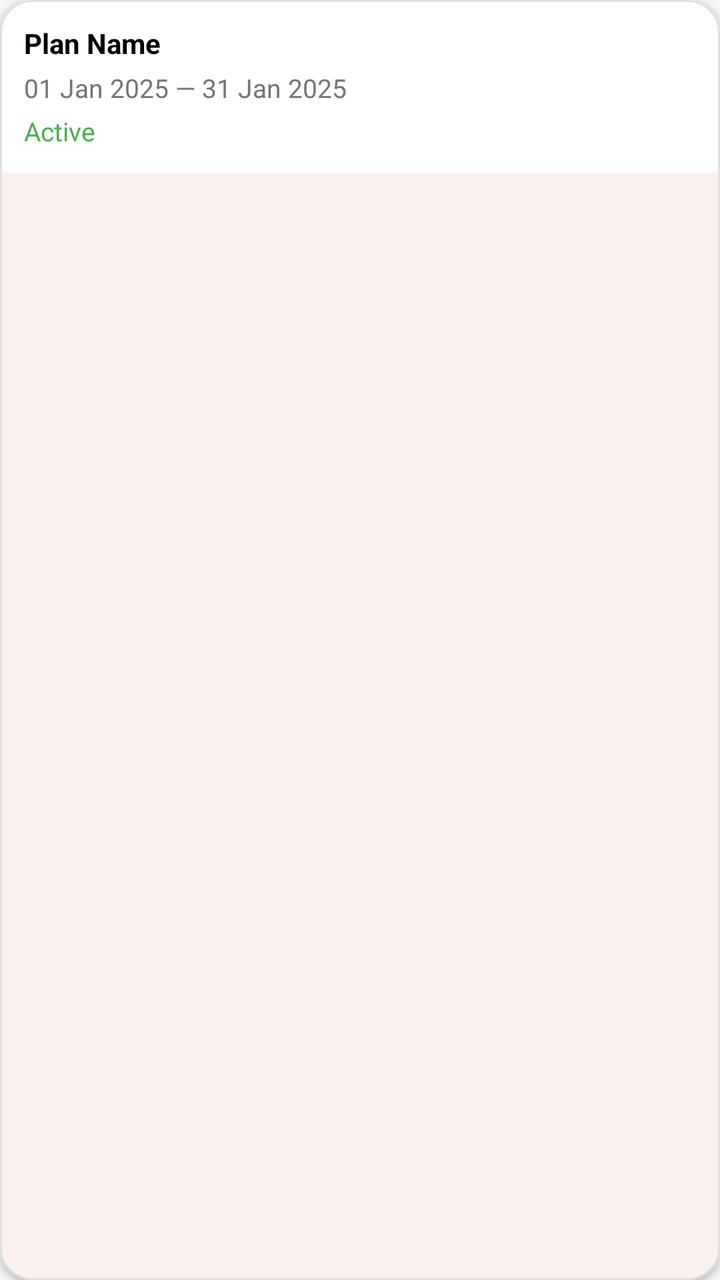
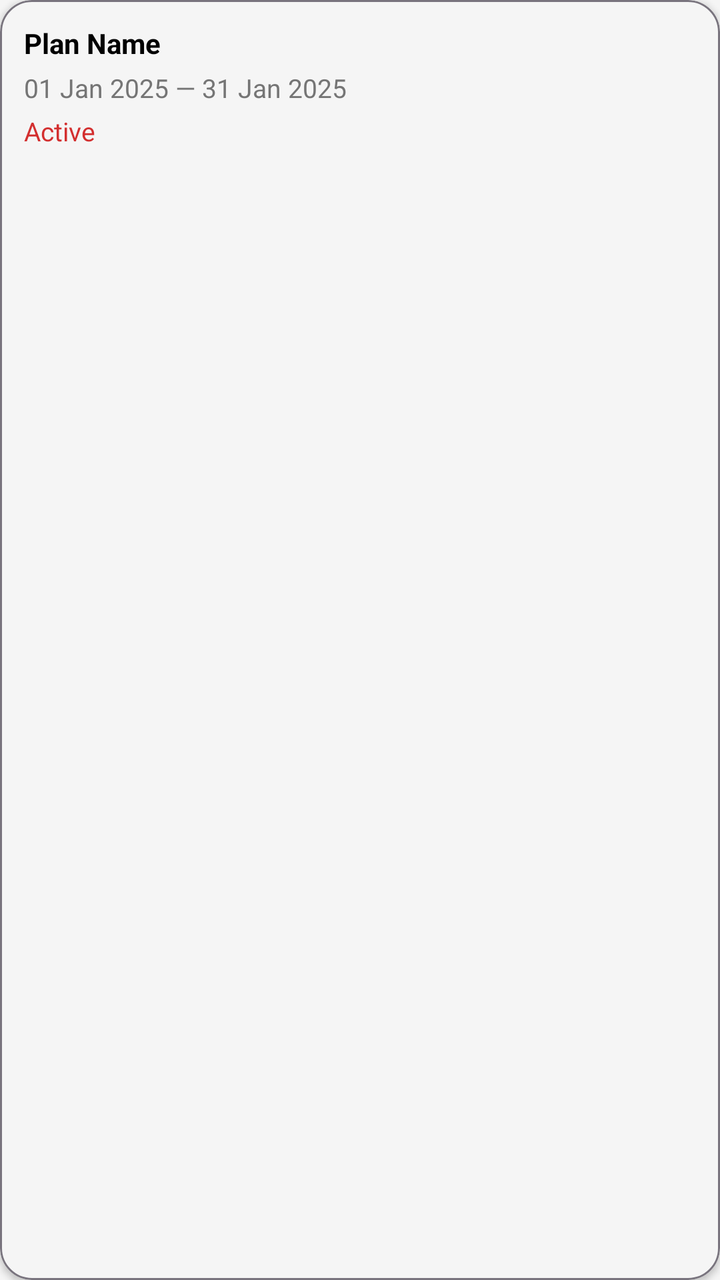

Compare the two renders of this Android layout. The source of the first and the diff that turns it into the second are given below.
<!-- AndroidManifest.xml: application theme Theme.SVDAgency -->
<!-- res/layout/user_subscription_history_item.xml -->
<?xml version="1.0" encoding="utf-8"?>
<com.google.android.material.card.MaterialCardView xmlns:android="http://schemas.android.com/apk/res/android"
    xmlns:app="http://schemas.android.com/apk/res-auto"
    android:layout_width="match_parent"
    android:layout_height="wrap_content"
    android:layout_marginBottom="@dimen/spacing_small"
    app:cardElevation="2dp"
    app:cardCornerRadius="16dp"
    app:strokeColor="@color/divider_line"
    app:strokeWidth="1dp"
    app:cardBackgroundColor="@color/card_background">

    <LinearLayout
        android:layout_width="match_parent"
        android:layout_height="wrap_content"
        android:background="?attr/colorSurface"
        android:orientation="vertical"
        android:padding="@dimen/spacing_medium">

        <TextView
            android:id="@+id/tvHistoryPlan"
            android:layout_width="wrap_content"
            android:layout_height="wrap_content"
            android:text="Plan Name"
            android:textColor="@color/textColorPrimary"
            android:textStyle="bold"
            android:textSize="@dimen/text_size_medium" />

        <TextView
            android:id="@+id/tvHistoryDates"
            android:layout_width="wrap_content"
            android:layout_height="wrap_content"
            android:text="01 Jan 2025 — 31 Jan 2025"
            android:textColor="@color/textColorSecondary"
            android:textSize="@dimen/text_size_small"
            android:layout_marginTop="@dimen/spacing_tiny" />

        <TextView
            android:id="@+id/tvHistoryStatus"
            android:layout_width="wrap_content"
            android:layout_height="wrap_content"
            android:text="Active"
            android:textColor="@color/icon_green"
            android:textSize="@dimen/text_size_small"
            android:layout_marginTop="@dimen/spacing_tiny" />

    </LinearLayout>
</com.google.android.material.card.MaterialCardView>
<!-- resources referenced by this layout -->
<resources>
  <color name="card_background">#FFFFFF</color>
  <color name="divider_line">#E0E0E0</color>
  <color name="icon_green">#4CAF50</color>
  <color name="textColorPrimary">#000000</color>
  <color name="textColorSecondary">#757575</color>
  <dimen name="spacing_medium">12dp</dimen>
  <dimen name="spacing_small">8dp</dimen>
  <dimen name="spacing_tiny">4dp</dimen>
  <dimen name="text_size_medium">14sp</dimen>
  <dimen name="text_size_small">13sp</dimen>
  <style name="Theme.SVDAgency" parent="Theme.Material3.Light.NoActionBar">
          
          <item name="colorPrimary">@color/brand_red</item>
          <item name="colorOnPrimary">@color/white</item>
          <item name="colorPrimaryContainer">@color/brand_red_dark</item>
          <item name="colorOnPrimaryContainer">@color/white</item>
  
          
          <item name="colorSecondary">@color/colorAccent</item>
          <item name="colorOnSecondary">@color/white</item>
          <item name="colorSecondaryContainer">@color/white</item>
          <item name="colorOnSecondaryContainer">@color/black</item>
  
          <item name="colorSurface">@color/surface_background</item>
          <item name="colorOnSurface">@color/textColorPrimary</item>
          <item name="colorSurfaceVariant">@color/surface_variant</item>
          <item name="colorOnSurfaceVariant">@color/textColorSecondary</item>
          <item name="colorBackground">@color/window_background</item>
  
          <item name="colorSurfaceContainer">@color/surface_background</item>
          <item name="colorSurfaceContainerHigh">@color/surface_background</item>
          <item name="colorSurfaceContainerHighest">@color/surface_background</item>
          <item name="colorSurfaceContainerLow">@color/surface_background</item>
          <item name="colorSurfaceContainerLowest">@color/surface_background</item>
  
          
          <item name="android:statusBarColor">@color/brand_red</item>
          <item name="android:windowLightStatusBar" tools:targetApi="m">false</item>
  
          
          <item name="android:windowBackground">@color/window_background</item>
  
          
          <item name="materialCardViewStyle">@style/Widget.App.CardView</item>
  
          
          <item name="navigationViewStyle">@style/Widget.App.NavigationView</item>
  
          
          <item name="bottomNavigationStyle">@style/Widget.App.BottomNavigationView</item>
      </style>
  <color name="brand_red">#D32F2F</color>
  <color name="white">#FFFFFFFF</color>
  <color name="brand_red_dark">#B71C1C</color>
  <color name="colorAccent">#FF5252</color>
  <color name="black">#FF000000</color>
  <color name="surface_background">#FFFFFF</color>
  <color name="surface_variant">#F5F5F5</color>
  <color name="window_background">#F5F5F5</color>
  <style name="Widget.App.CardView" parent="Widget.Material3.CardView.Elevated">
          <item name="cardBackgroundColor">@color/card_background</item>
          <item name="cardElevation">2dp</item>
          <item name="strokeWidth">1dp</item>
          <item name="strokeColor">@color/card_stroke_color</item>
      </style>
  <style name="Widget.App.NavigationView" parent="Widget.Material3.NavigationView">
          <item name="backgroundTint">@color/drawer_background</item>
          <item name="elevation">0dp</item>
          <item name="itemTextColor">@color/drawer_nav_item_colors</item>
          <item name="itemIconTint">@color/drawer_nav_icon_colors</item>
      </style>
  <style name="Widget.App.BottomNavigationView" parent="Widget.Material3.BottomNavigationView">
          <item name="backgroundTint">@color/surface_background</item>
          <item name="itemTextColor">@color/textColorSecondary</item>
          <item name="itemIconTint">@color/textColorSecondary</item>
      </style>
  <color name="card_stroke_color">#E0E0E0</color>
  <color name="drawer_background">#FFFFFF</color>
</resources>

<!-- the commit's change to res/layout/user_subscription_history_item.xml (unified diff, before → after) -->
@@ -6,14 +6,13 @@
     android:layout_marginBottom="@dimen/spacing_small"
     app:cardElevation="2dp"
     app:cardCornerRadius="16dp"
-    app:strokeColor="@color/divider_line"
+    app:strokeColor="?attr/colorOutline"
     app:strokeWidth="1dp"
-    app:cardBackgroundColor="@color/card_background">
+    app:cardBackgroundColor="?attr/colorSurfaceVariant">
 
     <LinearLayout
         android:layout_width="match_parent"
         android:layout_height="wrap_content"
-        android:background="?attr/colorSurface"
         android:orientation="vertical"
         android:padding="@dimen/spacing_medium">
 
@@ -22,7 +21,7 @@
             android:layout_width="wrap_content"
             android:layout_height="wrap_content"
             android:text="Plan Name"
-            android:textColor="@color/textColorPrimary"
+            android:textColor="?attr/colorOnSurface"
             android:textStyle="bold"
             android:textSize="@dimen/text_size_medium" />
 
@@ -31,7 +30,7 @@
             android:layout_width="wrap_content"
             android:layout_height="wrap_content"
             android:text="01 Jan 2025 — 31 Jan 2025"
-            android:textColor="@color/textColorSecondary"
+            android:textColor="?attr/colorOnSurfaceVariant"
             android:textSize="@dimen/text_size_small"
             android:layout_marginTop="@dimen/spacing_tiny" />
 
@@ -40,7 +39,7 @@
             android:layout_width="wrap_content"
             android:layout_height="wrap_content"
             android:text="Active"
-            android:textColor="@color/icon_green"
+            android:textColor="?attr/colorPrimary"
             android:textSize="@dimen/text_size_small"
             android:layout_marginTop="@dimen/spacing_tiny" />
 
<!-- resource entries referenced after the edit -->
@@ -1,8 +1,6 @@
 <!-- resources referenced by this layout -->
 <resources>
   <color name="card_background">#FFFFFF</color>
-  <color name="divider_line">#E0E0E0</color>
-  <color name="icon_green">#4CAF50</color>
   <color name="textColorPrimary">#000000</color>
   <color name="textColorSecondary">#757575</color>
   <dimen name="spacing_medium">12dp</dimen>
